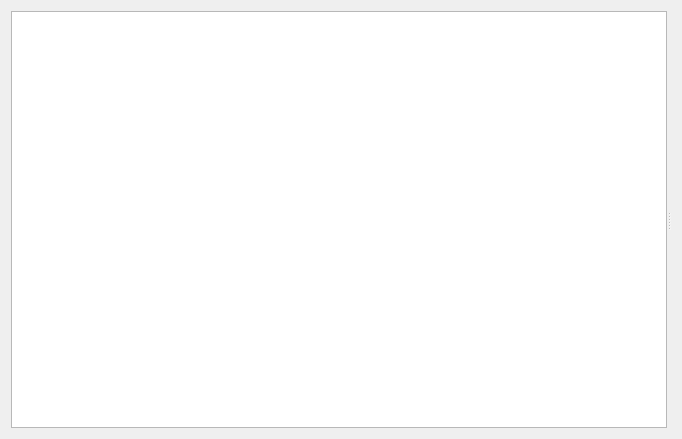
First picture: the form in src/DACommonWidgets/DASettingWidget.ui, repository czyt1988/data-workbench, before the edit.
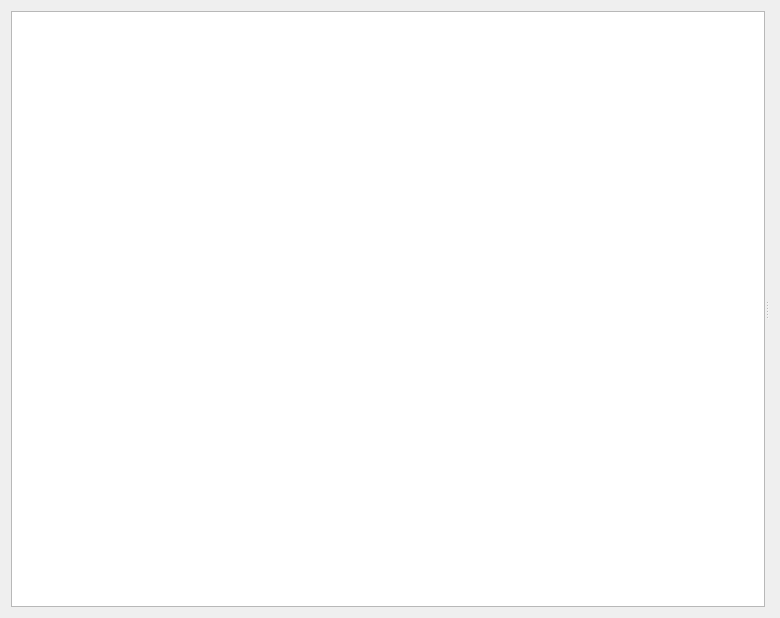
Second picture: the form after the edit.

```diff
--- a/src/DACommonWidgets/DASettingWidget.ui
+++ b/src/DACommonWidgets/DASettingWidget.ui
@@ -6,8 +6,8 @@
    <rect>
     <x>0</x>
     <y>0</y>
-    <width>682</width>
-    <height>439</height>
+    <width>780</width>
+    <height>618</height>
    </rect>
   </property>
   <property name="windowTitle">
```
